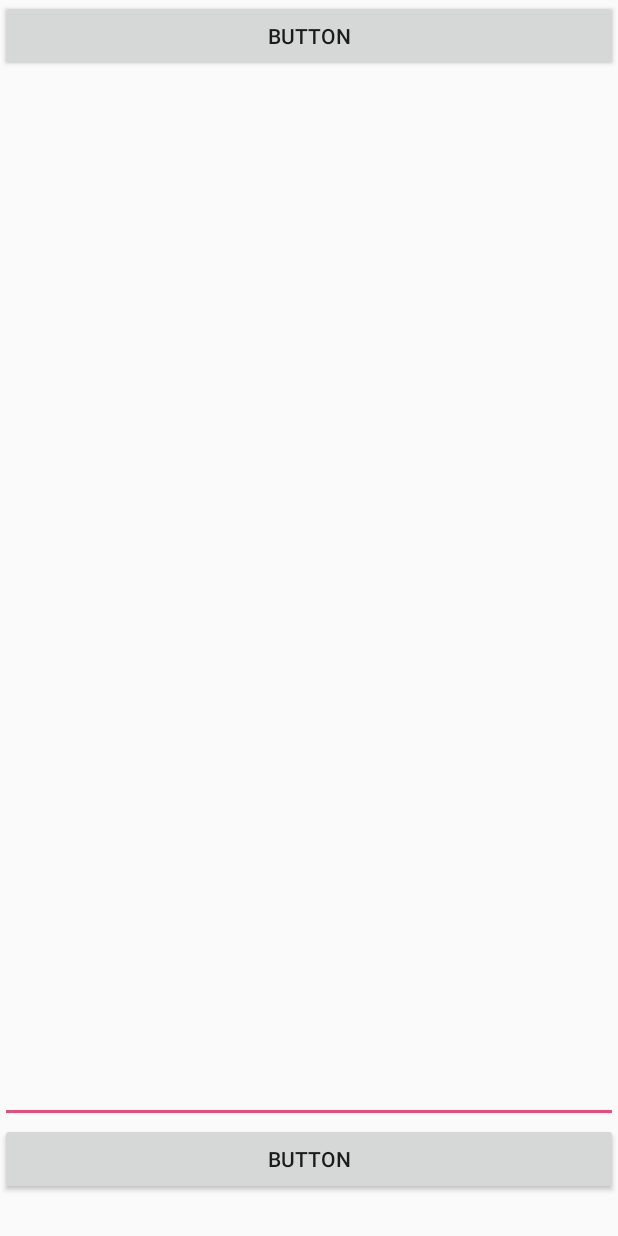
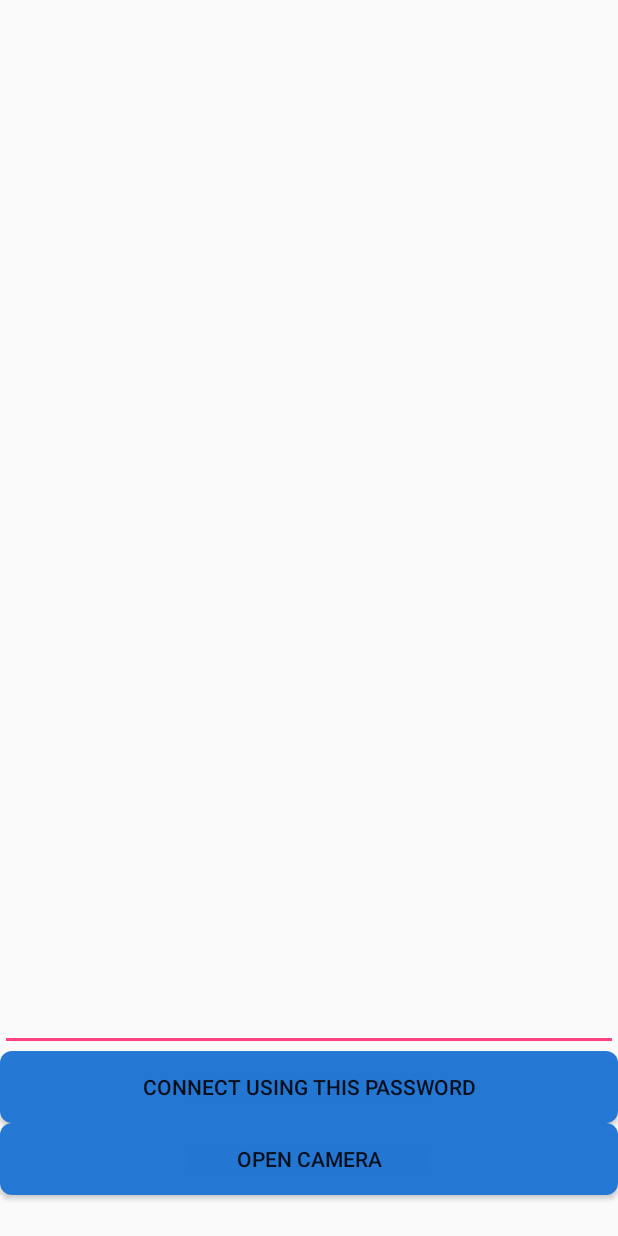
Before and after one commit to didrikpa/android-wifi-ocr, an Android app: the CameraActivity screen opened directly, with no data from a screen before it, on a phone screen of 412 x 824 dp. Run offline under Robolectric (Android 15) with nearby library versions, the phone set to English and light mode, and no system bars; libraries missing offline, so code that uses them is left out: com.googlecode.tesseract.

Commit message:
Some cosmetical changes has been done

```diff
--- a/app/src/main/res/layout/activity_camera.xml
+++ b/app/src/main/res/layout/activity_camera.xml
@@ -4,14 +4,6 @@
     android:orientation="vertical" android:layout_width="match_parent"
     android:layout_height="match_parent"
     android:weightSum="1">
-
-    <Button
-        android:text="Button"
-        android:layout_width="match_parent"
-        android:layout_height="wrap_content"
-        android:id="@+id/button"
-        android:onClick="backToMain"
-        />
 
     <ImageView
         android:layout_width="match_parent"
@@ -28,8 +20,21 @@
         android:layout_weight="0.04" />
 
     <Button
-        android:text="Button"
+        android:text="Connect using this password"
         android:layout_width="match_parent"
         android:layout_height="wrap_content"
+        android:background="@drawable/roundbutton"
+        android:backgroundTint="@color/blue"
+        android:id="@+id/button"
+        android:onClick="backToMain"
+        />
+
+    <Button
+        android:text="Open camera"
+        android:layout_width="match_parent"
+        android:layout_height="wrap_content"
+        android:background="@drawable/roundbutton"
+        android:backgroundTint="@color/blue"
         android:id="@+id/button2" />
+
 </LinearLayout>
```
Also changed, not shown: app/src/main/java/com/development/didrikpa/wifipasswordscanner/MainActivity.java (+7 -7 lines), app/src/main/res/layout/activity_main.xml (+18 -18 lines).
